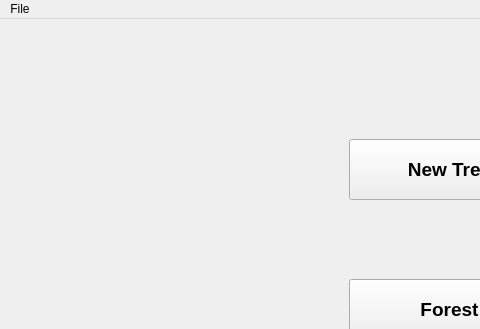
Vosloo/Tree_Focus, file gui.ui: the form before one commit; both pictures show x 0 to 480 and y 0 to 329 of the 900 by 650 pixel window.
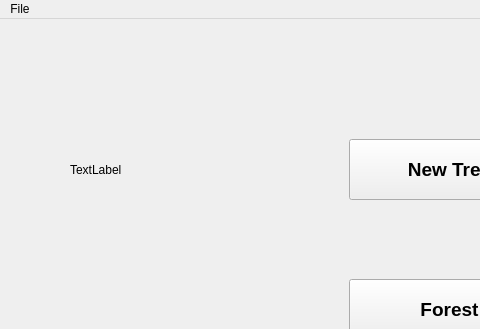
The form after the commit.

Diff of the .ui file:
```diff
--- a/gui.ui
+++ b/gui.ui
@@ -77,6 +77,19 @@
      <string>Exit</string>
     </property>
    </widget>
+   <widget class="QLabel" name="label">
+    <property name="geometry">
+     <rect>
+      <x>70</x>
+      <y>90</y>
+      <width>191</width>
+      <height>121</height>
+     </rect>
+    </property>
+    <property name="text">
+     <string>TextLabel</string>
+    </property>
+   </widget>
   </widget>
   <widget class="QMenuBar" name="menubar">
    <property name="geometry">
```
